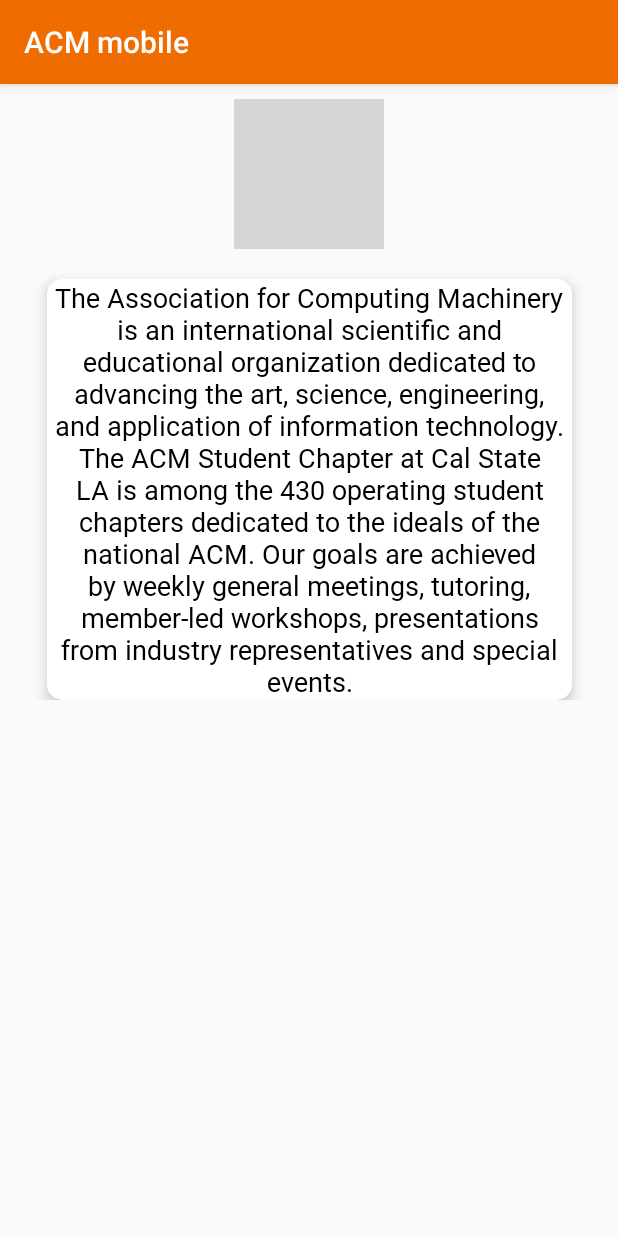
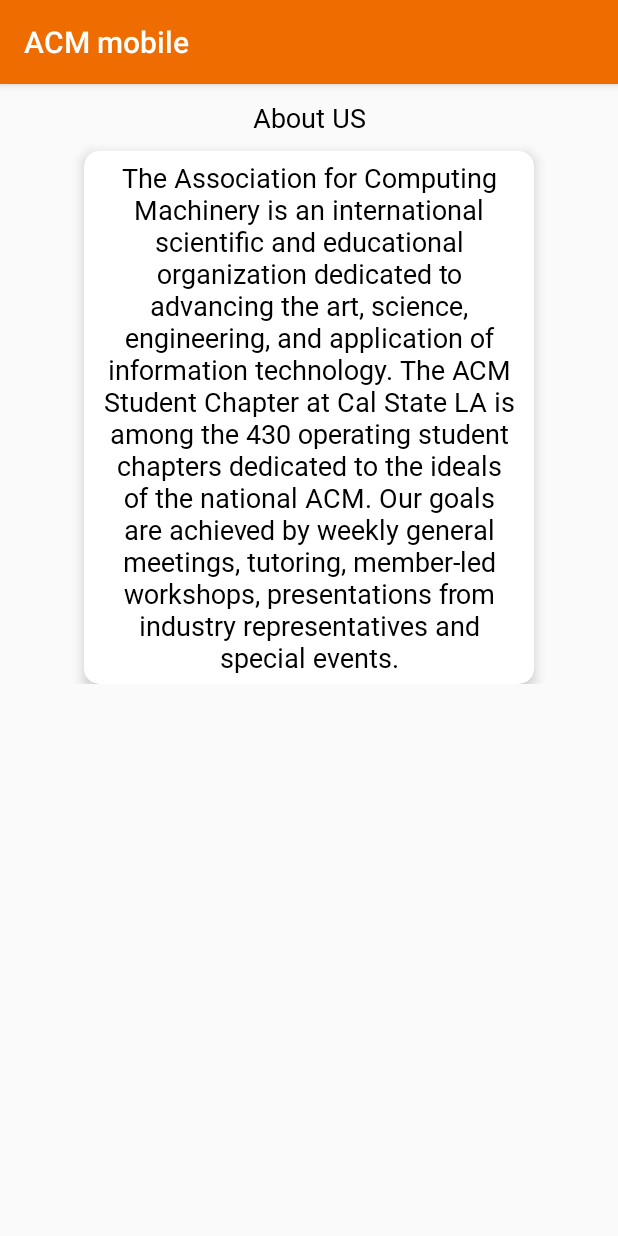
Before and after one commit to srivats22/ACMmobileskeleton, an Android app: the About screen opened directly, with no data from a screen before it, on a phone screen of 412 x 824 dp. Run offline under Robolectric (Android 15) with nearby library versions, the phone set to English and light mode, and no system bars; grey boxes are pictures that could not be loaded.

Commit message:
More code

```diff
--- a/app/src/main/AndroidManifest.xml
+++ b/app/src/main/AndroidManifest.xml
@@ -38,7 +38,8 @@
         <activity
             android:name=".OfficeHours"
             android:screenOrientation="portrait" />
-        <activity android:name=".About" android:screenOrientation="portrait"></activity>
+        <activity android:name=".Login" />
+        <activity android:name=".About"></activity>
     </application>
 
 </manifest>
--- a/app/src/main/java/com/example/android/acmmobile/MainActivity.java
+++ b/app/src/main/java/com/example/android/acmmobile/MainActivity.java
@@ -43,4 +43,7 @@ public class MainActivity extends AppCompatActivity {
         Intent intent = new Intent(this, About.class);
         startActivity(intent);
     }
+
+    public void explore(View view) {
+    }
 }
--- a/app/src/main/res/layout/activity_about.xml
+++ b/app/src/main/res/layout/activity_about.xml
@@ -10,51 +10,55 @@
         android:layout_width="match_parent"
         android:layout_height="match_parent">
 
-        <ImageView
-            android:id="@+id/logo"
-            android:layout_width="100dp"
-            android:layout_height="100dp"
-            android:layout_marginStart="50dp"
-            android:layout_marginLeft="50dp"
+        <TextView
+            android:id="@+id/about"
+            android:layout_width="match_parent"
+            android:layout_height="wrap_content"
+            android:layout_marginStart="10dp"
+            android:layout_marginLeft="10dp"
             android:layout_marginTop="10dp"
-            android:layout_marginEnd="50dp"
-            android:layout_marginRight="50dp"
-            android:src="@drawable/acm_logo"
+            android:layout_marginEnd="10dp"
+            android:layout_marginRight="10dp"
+            android:layout_marginBottom="10dp"
+            android:fontFamily="@font/roboto"
+            android:gravity="center"
+            android:text="About US"
+            android:textColor="#000"
+            android:textSize="18sp"
+            app:layout_constraintBottom_toTopOf="@+id/aboutcard"
             app:layout_constraintEnd_toEndOf="parent"
             app:layout_constraintStart_toStartOf="parent"
             app:layout_constraintTop_toTopOf="parent" />
 
         <android.support.v7.widget.CardView
-            android:layout_width="350dp"
+            android:id="@+id/aboutcard"
+            android:layout_width="300dp"
             android:layout_height="wrap_content"
-            android:layout_marginStart="20dp"
-            android:layout_marginLeft="20dp"
-            android:layout_marginTop="20dp"
-            android:layout_marginEnd="20dp"
-            android:layout_marginRight="20dp"
+            android:layout_marginStart="10dp"
+            android:layout_marginLeft="10dp"
+            android:layout_marginTop="10dp"
+            android:layout_marginEnd="10dp"
+            android:layout_marginRight="10dp"
             app:cardCornerRadius="10dp"
             app:cardElevation="5dp"
             app:layout_constraintEnd_toEndOf="parent"
             app:layout_constraintStart_toStartOf="parent"
-            app:layout_constraintTop_toBottomOf="@id/logo">
+            app:layout_constraintTop_toBottomOf="@id/about">
 
             <TextView
+                android:id="@+id/aboutexplain"
                 android:layout_width="wrap_content"
                 android:layout_height="wrap_content"
-                android:layout_marginLeft="5dp"
-                android:layout_marginRight="5dp"
+                android:layout_marginLeft="10dp"
+                android:layout_marginTop="5dp"
+                android:layout_marginRight="10dp"
+                android:layout_marginBottom="5dp"
+                android:textColor="#000"
+                android:textSize="18sp"
+                android:gravity="center"
                 android:fontFamily="@font/roboto"
-                android:gravity="center"
-                android:text="The Association for Computing
-Machinery is an international scientific and
-educational organization dedicated to advancing the art, science, engineering,
-and application of information technology. The ACM Student Chapter at Cal State
-LA is among the 430 operating student chapters dedicated to the ideals of the
-national ACM. Our goals are achieved by weekly general meetings, tutoring,
-member-led workshops, presentations from industry representatives and special
-events."
-                android:textColor="#000"
-                android:textSize="18sp" />
+                android:text="The Association for Computing Machinery is an international scientific and educational organization dedicated to advancing the art, science, engineering, and application of information technology. The ACM Student Chapter at Cal State LA is among the 430 operating student chapters dedicated to the ideals of the national ACM. Our goals are achieved by weekly general meetings, tutoring, member-led workshops, presentations from industry representatives and special events." />
         </android.support.v7.widget.CardView>
     </android.support.constraint.ConstraintLayout>
+
 </ScrollView>
```
Also changed, not shown: app/src/main/java/com/example/android/acmmobile/Login.java (added, +13 -0 lines), app/src/main/res/layout/activity_login.xml (added, +9 -0 lines), app/src/main/res/layout/activity_main.xml (+37 -5 lines), app/src/main/res/drawable/explore.png (added), app/src/main/res/drawable/newchiplogo.png (added), 2 other files.
